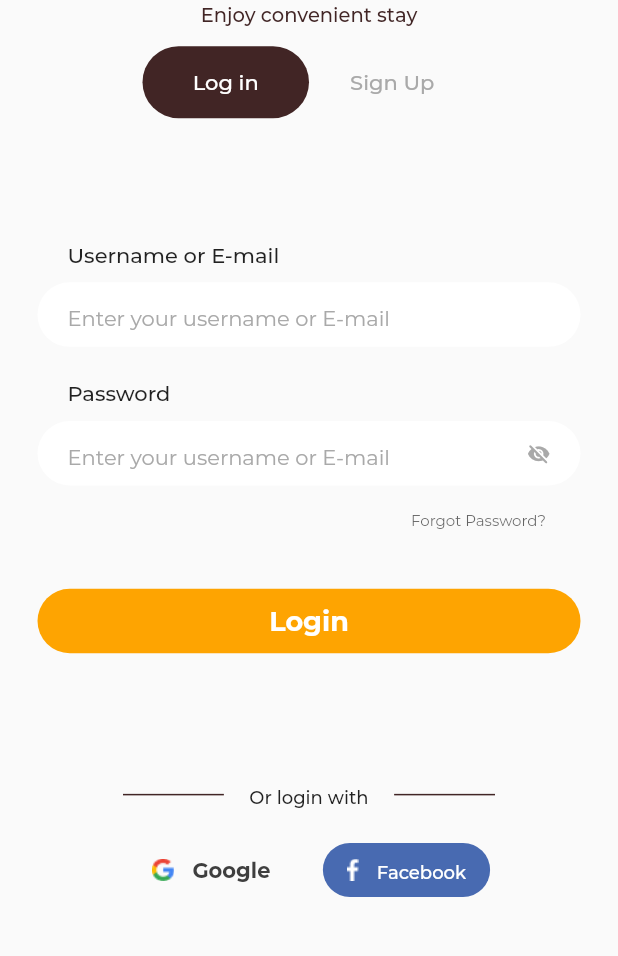
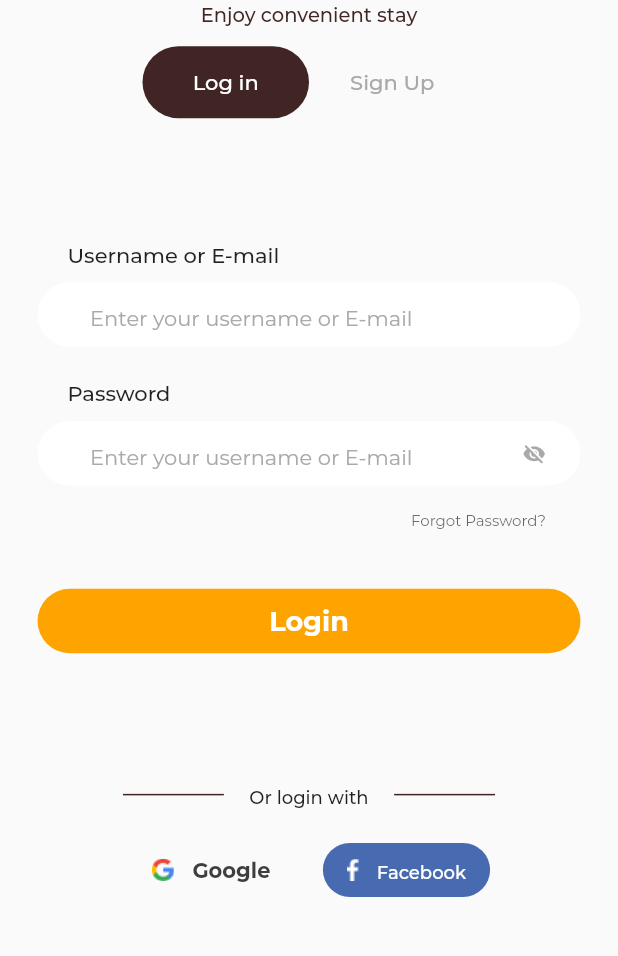
Before and after one commit to onumengine/encostay, a Flutter app: the AuthScreen screen opened directly, on a phone screen of 412 x 824 dp, the part 223-1179 px from its top. Run offline on Flutter 3.47's test engine with Material 2 defaults, Android fonts, the phone set to English and light mode, and no system bars; our stand-ins replace introduction_screen; project files that could hold a hidden picture were left out.

Commit message:
correct the horizontal spacing in the text input widgets

```diff
--- a/lib/ui/molecules/password_text_widget.dart
+++ b/lib/ui/molecules/password_text_widget.dart
@@ -33,7 +33,7 @@ class _PasswordTextWidgetState extends State<PasswordTextWidget> {
         mainAxisSize: MainAxisSize.max,
         mainAxisAlignment: MainAxisAlignment.spaceBetween,
         children: <Widget>[
-          SizedBox(width: 20),
+          SizedBox(width: 35),
           Expanded(
             child: TextField(
               controller: widget.controller,
@@ -53,14 +53,18 @@ class _PasswordTextWidgetState extends State<PasswordTextWidget> {
             ),
           ),
           Padding(
-            padding: const EdgeInsets.only(right: 20),
+            padding: const EdgeInsets.only(right: 23),
             child: GestureDetector(
               onTap: () {
                 setState(() {
                   _changeVisibility();
                 });
               },
-              child: Icon(_visibilityIcon, size: 15.6, color: brandGrey,),
+              child: Icon(
+                _visibilityIcon,
+                size: 15.6,
+                color: brandGrey,
+              ),
             ),
           ),
         ],
--- a/lib/ui/molecules/text_widget.dart
+++ b/lib/ui/molecules/text_widget.dart
@@ -26,7 +26,7 @@ class TextWidget extends StatelessWidget {
         mainAxisSize: MainAxisSize.max,
         mainAxisAlignment: MainAxisAlignment.spaceBetween,
         children: <Widget>[
-          SizedBox(width: 20),
+          SizedBox(width: 35),
           Expanded(
             child: TextField(
               controller: this.controller,
```
